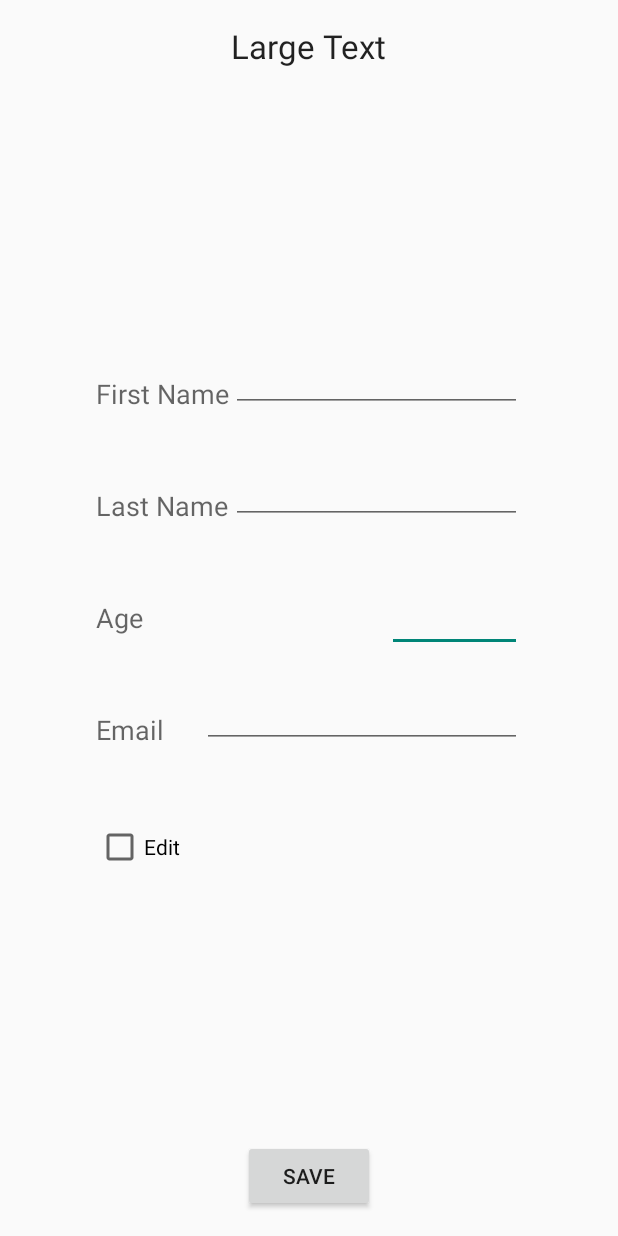
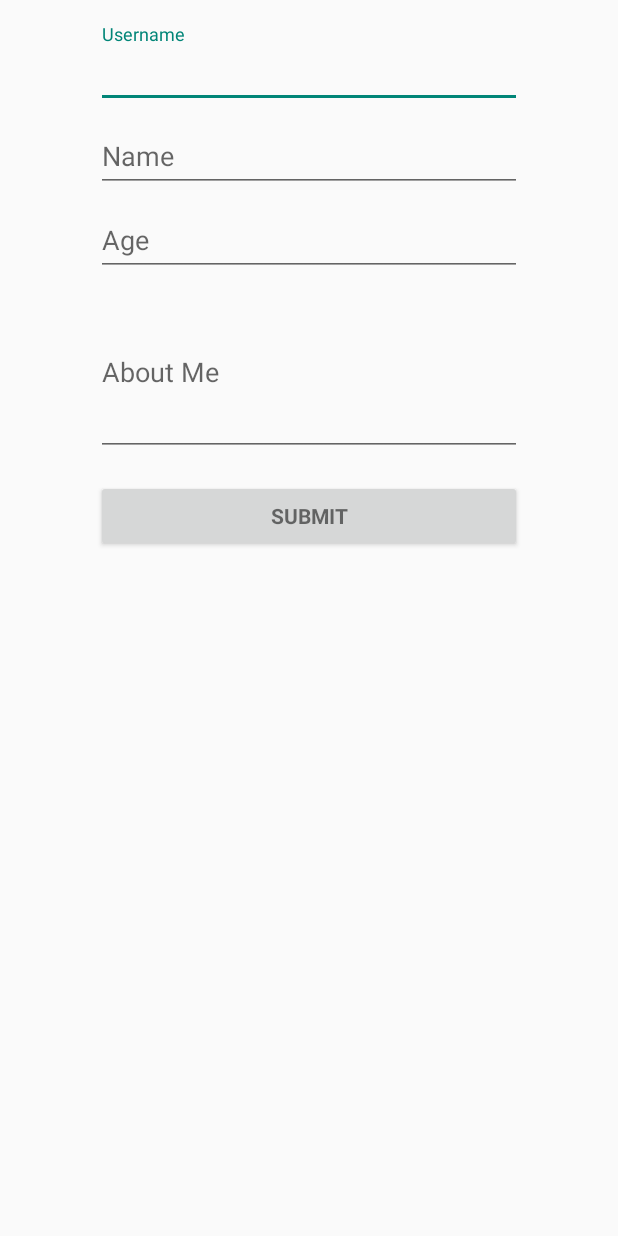
Before and after one commit to Nramanan6/air-buddies, an Android app: the ProfileActivity screen opened directly, with no data from a screen before it, on a phone screen of 412 x 824 dp. Run offline under Robolectric (Android 15) with nearby library versions, the phone set to English and light mode, and no system bars; 2 statements that could not run were skipped.

Commit message:
Edited profile stuff

```diff
--- a/AirBuddies/app/src/main/java/com/airbud/activity/FlightMapsActivity.java
+++ b/AirBuddies/app/src/main/java/com/airbud/activity/FlightMapsActivity.java
@@ -33,6 +33,7 @@ import com.google.android.gms.maps.model.PolylineOptions;
 import java.io.IOException;
 import java.util.ArrayList;
 import java.util.HashMap;
+import java.util.HashSet;
 import java.util.List;
 import java.util.Map;
 import java.util.Set;
@@ -69,6 +70,9 @@ public class FlightMapsActivity extends AppCompatActivity implements OnMapReadyC
         }
 
         locs = new ArrayList<>();
+        paths = new HashSet<>();
+        cities = new HashSet<>();
+        interestingPeople = new HashMap<>();
 
         mMap.setOnMapClickListener(this);
 
@@ -90,8 +94,6 @@ public class FlightMapsActivity extends AppCompatActivity implements OnMapReadyC
         }
 
         //Populate map with cities and people
-
-        interestingPeople = new HashMap<>();
         for (Profile p : flightData) {
             for (Link edge : p.getTrip().getLegs()) {
                 List<Profile> temp = new ArrayList<>();
--- a/AirBuddies/app/src/main/java/com/airbud/activity/ProfileActivity.java
+++ b/AirBuddies/app/src/main/java/com/airbud/activity/ProfileActivity.java
@@ -2,11 +2,14 @@ package com.airbud.activity;
 
 import android.os.Bundle;
 import android.support.v7.app.AppCompatActivity;
+import android.text.TextUtils;
 import android.util.Log;
 import android.view.View;
+import android.widget.Button;
 import android.widget.CheckBox;
 import android.widget.CompoundButton;
 import android.widget.EditText;
+import android.widget.ImageView;
 import android.widget.RelativeLayout;
 import android.widget.TextView;
 
@@ -19,97 +22,33 @@ public class ProfileActivity extends AppCompatActivity {
 
     private Profile profileUser;
 
-    private TextView userNameLabel;
-    private EditText firstNameText;
-    private EditText lastNameText;
-    private EditText emailText;
-    private CheckBox editCheckBox;
+    private ImageView pic;
+    private EditText name;
+    private EditText age;
+    private EditText description;
+    Button submitButton;
+
+    private String mName;
+    private String mDescription;
+    private int mAge;
 
     @Override
     protected void onCreate(Bundle savedInstanceState) {
         super.onCreate(savedInstanceState);
         setContentView(R.layout.activity_profile);
-        userNameLabel = (TextView) findViewById(R.id.userNameText);
-        firstNameText = (EditText) findViewById(R.id.firstNameText);
-        lastNameText = (EditText) findViewById(R.id.lastNameText);
-        emailText = (EditText) findViewById(R.id.emailText);
-        editCheckBox = (CheckBox) findViewById(R.id.editCheckBox);
-        initializeForm();
-    }
+        name = (EditText) findViewById(R.id.profileName);
+        age = (EditText) findViewById(R.id.profileAge);
+        description = (EditText) findViewById(R.id.profileDescription);
+        pic = (ImageView) findViewById(R.id.propic);
 
-    /**
-     * Helper method for enable editable on an EditText
-     *
-     * @param e EditText view to enable
-     */
-    private void enableTextField(EditText e) {
-        e.setFocusable(true);
-        e.setClickable(true);
-        e.setFocusableInTouchMode(true);
-    }
-
-    /**
-     * Helper method for disabling editable on an EditText
-     *
-     * @param e EditText view to disable
-     */
-    private void disableTextField(EditText e) {
-        e.setFocusable(false);
-        e.setClickable(false);
-        e.setFocusableInTouchMode(false);
-    }
-
-    /**
-     * disables all elements in the profile form
-     */
-    private void disableForm() {
-        disableTextField(firstNameText);
-        disableTextField(lastNameText);
-        disableTextField(emailText);
-        cancelFocus();
-    }
-
-    /**
-     * enables all elements in the profile form
-     */
-    private void enableForm() {
-        enableTextField(firstNameText);
-        enableTextField(lastNameText);
-        enableTextField(emailText);
-    }
-
-    /**
-     * Retrieves user parameter from passed bundle and uses it to initialize
-     * form
-     */
-    private void initializeForm() {
-        //userNameLabel.setText(profileUser.getFirstName() + " Profile");
-        editCheckBox.setOnCheckedChangeListener(new CompoundButton
-            .OnCheckedChangeListener() {
+        submitButton = (Button) findViewById(R.id.submit_button);
+        submitButton.setOnClickListener(new View.OnClickListener() {
             @Override
-            public void onCheckedChanged(CompoundButton buttonView, boolean
-                isChecked) {
-                Log.v("ProfileActivity", "Edit checked: " + (isChecked ?
-                    "True" : "False"));
-                if (isChecked) {
-                    enableForm();
-                } else {
-                    disableForm();
-                }
+            public void onClick(View v) {
+                validateProfile();
             }
         });
-        onPause();
-        cancelFocus();
         populateFields();
-        disableForm();
-    }
-
-    /**
-     * Cancels focus from all form elements
-     */
-    private void cancelFocus() {
-        final RelativeLayout formLayout = (RelativeLayout) findViewById(R.id.profileLayout);
-        formLayout.requestFocus();
     }
 
     /**
@@ -118,21 +57,39 @@ public class ProfileActivity extends AppCompatActivity {
      * @return true if the profile was validated
      */
     private boolean validateProfile() {
-        final String firstName = firstNameText.getText().toString();
-        final String lastName = lastNameText.getText().toString();
-        final String email = emailText.getText().toString();
-        if ("".equals(firstName)) {
-            firstNameText.setError("Enter a first name");
-            return false;
-        } else if ("".equals(lastName)) {
-            lastNameText.setError("Enter a last name");
-            return false;
-        } else if ("".equals(email) || !email.contains("@")) {
-            emailText.setError("Enter a valid email address");
-            return false;
+        name.setError(null);
+        age.setError(null);
+        description.setError(null);
+
+        boolean cancel = false;
+        View focusView = null;
+
+        mName = name.getText().toString();
+        mAge = Integer.parseInt(age.getText().toString());
+        mDescription = description.getText().toString();
+
+        if (mAge > 0) {
+            age.setError("Invalid Age");
+            focusView = age;
+            cancel = true;
+        }
+
+        if (TextUtils.isEmpty(mDescription)) {
+            description.setError(getString(R.string.error_field_required));
+            focusView = description;
+            cancel = true;
+        }
+
+        if (cancel) {
+            // There was an error; don't attempt login and focus the first
+            // form field with an error.
+            focusView.requestFocus();
+            return cancel;
         } else {
+            updateProfile();
             return true;
         }
+
     }
 
     /**
@@ -140,33 +97,18 @@ public class ProfileActivity extends AppCompatActivity {
      * the fields
      */
     private void populateFields() {
-        Profile userProfile = profileUser;
-        //firstNameText.setText(userProfile.getFirstName());
-        //lastNameText.setText(userProfile.getLastName());
-        //emailText.setText(userProfile.getAge());
+        name.setText(profileUser.getName());
+        pic.setImageBitmap(profileUser.getBm());
+
     }
 
     /**
      * Updates the Profile object associated with the user
      */
     private void updateProfile() {
-        if (validateProfile()) {
-            final String firstName = firstNameText.getText().toString();
-            final String lastName = lastNameText.getText().toString();
-            final String email = emailText.getText().toString();
-            final Profile uProfile = profileUser;
-            uProfile.setFirstName(firstName);
-            uProfile.setLastName(lastName);
-            //uProfile.setEmail(email);
-            finish();
-        }
+        Profile updatedPro = new Profile(mName, mAge, null, profileUser.getBm(), mDescription);
+        //store into AWS
     }
 
-    /**
-     * Saves the profile entered
-     * @param v the current view
-     */
-    public void saveProfile(View v) {
-        updateProfile();
-    }
+
 }
--- a/AirBuddies/app/src/main/res/layout/activity_profile.xml
+++ b/AirBuddies/app/src/main/res/layout/activity_profile.xml
@@ -10,112 +10,84 @@
     tools:context="com.airbud.activity.ProfileActivity"
     android:id="@+id/profileLayout">
 
-    <TextView
-        android:layout_width="wrap_content"
-        android:layout_height="wrap_content"
-        android:textAppearance="?android:attr/textAppearanceMedium"
-        android:text="First Name"
-        android:id="@+id/firstNameLabel"
-        android:layout_above="@+id/lastNameLabel"
-        android:layout_alignParentStart="true"
-        android:layout_marginBottom="50dp"/>
+    <LinearLayout
+        android:layout_width="match_parent"
+        android:layout_height="match_parent"
+        android:orientation="vertical"
+        android:layout_alignParentTop="true"
+        android:layout_alignParentStart="true">
 
-    <TextView
-        android:layout_width="wrap_content"
-        android:layout_height="wrap_content"
-        android:textAppearance="?android:attr/textAppearanceLarge"
-        android:text="Large Text"
-        android:id="@+id/userNameText"
-        android:layout_alignParentTop="true"
-        android:layout_centerHorizontal="true"/>
+        <ImageView
+            android:layout_width="wrap_content"
+            android:layout_height="wrap_content"
+            android:id="@+id/propic"/>
 
-    <TextView
-        android:layout_width="wrap_content"
-        android:layout_height="wrap_content"
-        android:textAppearance="?android:attr/textAppearanceMedium"
-        android:text="Last Name"
-        android:id="@+id/lastNameLabel"
-        android:layout_above="@+id/degreeLabel"
-        android:layout_alignParentStart="true"
-        android:layout_marginBottom="50dp"/>
+        <android.support.design.widget.TextInputLayout
+            android:layout_width="match_parent"
+            android:layout_height="wrap_content">
 
-    <TextView
-        android:layout_width="wrap_content"
-        android:layout_height="wrap_content"
-        android:textAppearance="?android:attr/textAppearanceMedium"
-        android:text="Age"
-        android:id="@+id/degreeLabel"
-        android:layout_centerVertical="true"
-        android:layout_alignParentStart="true"/>
+            <EditText
+                android:id="@+id/profileUsername"
+                android:layout_width="match_parent"
+                android:layout_height="wrap_content"
+                android:hint="Username"
+                android:maxLines="1"
+                android:singleLine="true" />
 
-    <TextView
-        android:layout_width="wrap_content"
-        android:layout_height="wrap_content"
-        android:textAppearance="?android:attr/textAppearanceMedium"
-        android:text="Email"
-        android:id="@+id/emailLabel"
-        android:layout_marginTop="50dp"
-        android:layout_below="@+id/degreeLabel"
-        android:layout_alignParentStart="true"/>
+        </android.support.design.widget.TextInputLayout>
 
-    <EditText
-        android:layout_width="wrap_content"
-        android:layout_height="wrap_content"
-        android:id="@+id/lastNameText"
-        android:imeOptions="actionNext"
-        android:layout_alignBottom="@+id/lastNameLabel"
-        android:layout_alignStart="@+id/firstNameText"
-        android:layout_alignEnd="@+id/emailText"
-        android:singleLine="true"/>
+        <android.support.design.widget.TextInputLayout
+            android:layout_width="match_parent"
+            android:layout_height="wrap_content">
 
-    <EditText
-        android:layout_width="wrap_content"
-        android:layout_height="wrap_content"
-        android:inputType="textEmailAddress"
-        android:ems="10"
-        android:imeOptions="actionDone"
-        android:id="@+id/emailText"
-        android:layout_alignBottom="@+id/emailLabel"
-        android:layout_alignParentEnd="true"
-        android:singleLine="true"/>
+            <EditText
+                android:id="@+id/profileName"
+                android:layout_width="match_parent"
+                android:layout_height="wrap_content"
+                android:hint="Name"
+                android:maxLines="1"
+                android:singleLine="true" />
 
-    <CheckBox
-        android:layout_width="wrap_content"
-        android:layout_height="wrap_content"
-        android:text="Edit"
-        android:id="@+id/editCheckBox"
-        android:layout_below="@+id/emailLabel"
-        android:layout_alignParentStart="true"
-        android:layout_marginTop="50dp"/>
+        </android.support.design.widget.TextInputLayout>
 
-    <Button
-        android:layout_width="wrap_content"
-        android:layout_height="wrap_content"
-        android:text="Save"
-        android:id="@+id/saveButton"
-        android:layout_alignParentBottom="true"
-        android:layout_centerHorizontal="true"
-        android:onClick="saveProfile"/>
+        <android.support.design.widget.TextInputLayout
+            android:layout_width="match_parent"
+            android:layout_height="wrap_content">
 
-    <EditText
-        android:layout_width="wrap_content"
-        android:layout_height="wrap_content"
-        android:id="@+id/firstNameText"
-        android:imeOptions="actionNext"
-        android:layout_alignBottom="@+id/firstNameLabel"
-        android:layout_alignStart="@+id/userNameText"
-        android:layout_alignEnd="@+id/emailText"
-        android:singleLine="true"/>
+            <EditText
+                android:id="@+id/profileAge"
+                android:layout_width="match_parent"
+                android:layout_height="wrap_content"
+                android:hint="Age"
+                android:maxLines="1"
+                android:inputType="number"
+                android:singleLine="true" />
 
-    <EditText
-        android:layout_width="wrap_content"
-        android:layout_height="wrap_content"
-        android:id="@+id/editText"
-        android:imeOptions="actionNext"
-        android:singleLine="true"
-        android:layout_centerVertical="true"
-        android:layout_alignParentRight="true"
-        android:layout_alignParentEnd="true"
-        android:layout_toRightOf="@+id/userNameText"
-        android:layout_toEndOf="@+id/userNameText" />
+        </android.support.design.widget.TextInputLayout>
+
+        <android.support.design.widget.TextInputLayout
+            android:layout_width="match_parent"
+            android:layout_height="wrap_content">
+
+            <EditText
+                android:id="@+id/profileDescription"
+                android:layout_width="match_parent"
+                android:layout_height="wrap_content"
+                android:hint="About Me"
+                android:inputType="textMultiLine"
+                android:minLines="4"
+                />
+
+        </android.support.design.widget.TextInputLayout>
+
+        <Button
+            android:id="@+id/submit_button"
+            style="?android:textAppearanceSmall"
+            android:layout_width="match_parent"
+            android:layout_height="wrap_content"
+            android:layout_marginTop="16dp"
+            android:text="Submit"
+            android:textStyle="bold" />
+
+    </LinearLayout>
 </RelativeLayout>
--- a/AirBuddies/app/src/main/res/values/strings.xml
+++ b/AirBuddies/app/src/main/res/values/strings.xml
@@ -1,4 +1,6 @@
 <resources>
+
+  <string name="error_field_required">Field cannot be empty</string>
 
   <!-- CUSTOMIZE THESE FOR YOUR APP -->
 
```
Also changed, not shown: AirBuddies/app/src/main/java/com/airbud/entity/Profile.java (+15 -56 lines).
